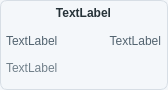
This is ui_files/shift_card.ui in Asilve/PharmaShift as Qt 5 draws it before an edit. The edited form follows.
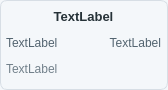
This is the edited form.

```diff
--- a/ui_files/shift_card.ui
+++ b/ui_files/shift_card.ui
@@ -60,7 +60,7 @@
      <number>6</number>
     </property>
     <property name="topMargin">
-     <number>0</number>
+     <number>4</number>
     </property>
     <property name="rightMargin">
      <number>10</number>
@@ -78,7 +78,7 @@
       </property>
       <property name="font">
        <font>
-        <pointsize>9</pointsize>
+        <pointsize>10</pointsize>
         <fontweight>DemiBold</fontweight>
        </font>
       </property>
```
